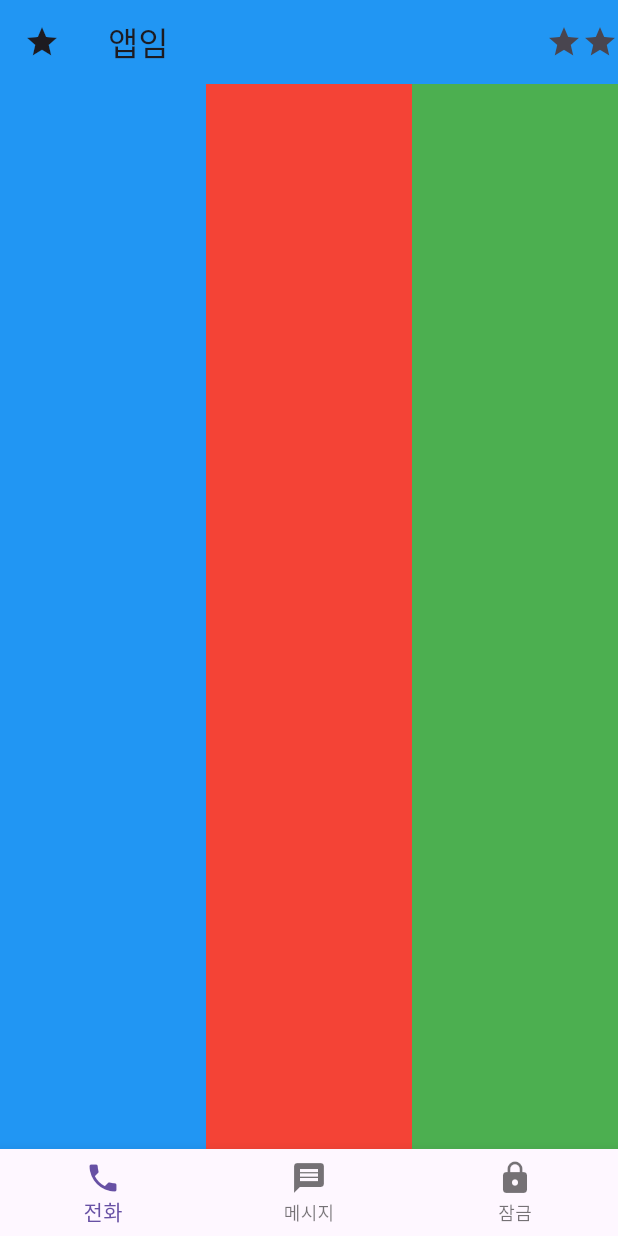
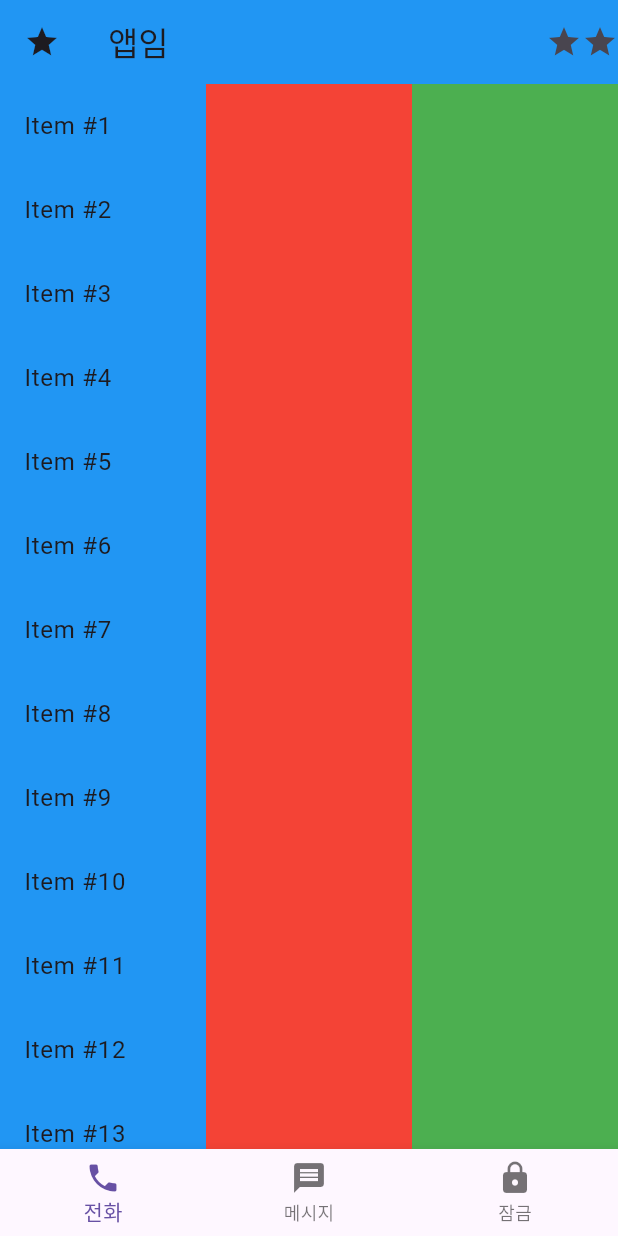
Before and after one commit to dmdrk1414/flutter_coding_apple, a Flutter app: the screen it shows after launch, on a phone screen of 412 x 824 dp. Run offline on Flutter 3.47's test engine with Material 3 defaults, Android fonts, the light colour scheme and no system bars.

Commit message:
FEAT 위젯 LIST을 사용 하는 방법

```diff
--- a/lib/main.dart
+++ b/lib/main.dart
@@ -4,9 +4,8 @@ void main() {
   runApp(MyApp()); // APP의 메인 페이지, 앱을 시작해주세요
 }
 
-var VariantTest = SizedBox(
-  child: Text('앱임'),
-);
+var VariantTest = SizedBox( child: Text('앱임'), );
+var LIST_VIEW_TEXT = SizedBox( child: Text('안녕 LIST 뷰 확인'), );
 
 class MyApp extends StatelessWidget {
   const MyApp({super.key});
@@ -59,9 +58,25 @@ class _MyHomePageState extends State<MyHomePage> {
       ),
       body: Row(
         children: [ // %으로 만들기
-          Flexible( flex: 5, child: Container(color: Colors.blue,), ),
+          Flexible(
+            flex: 5,
+            child: Container(
+              color: Colors.blue,
+              child: ListView.builder(
+                itemCount: 1000, // 반복할 항목의 개수를 지정합니다. 여기서는 1000으로 설정했습니다.
+                /*  itemBuilder 각 항목을 그릴 때 호출되는 콜백 함수입니다.
+                    index는 항목의 인덱스를 나타냅니다.
+                    이를 통해 각 ListTile의 내용을 동적으로 생성할 수 있습니다. */
+                itemBuilder: (context, index) {
+                  return ListTile(
+                    title: Text('Item #${index + 1}'), // 아이템 번호
+                  );
+                },
+              ),
+            ),
+          ),
           Flexible( flex: 5, child: Container(color: Colors.red,), ),
-          Flexible( flex: 5, child: Container(color: Colors.green,), )
+          Flexible( flex: 5, child: Container(color: Colors.green,), ),
         ],
       ),
 
```
